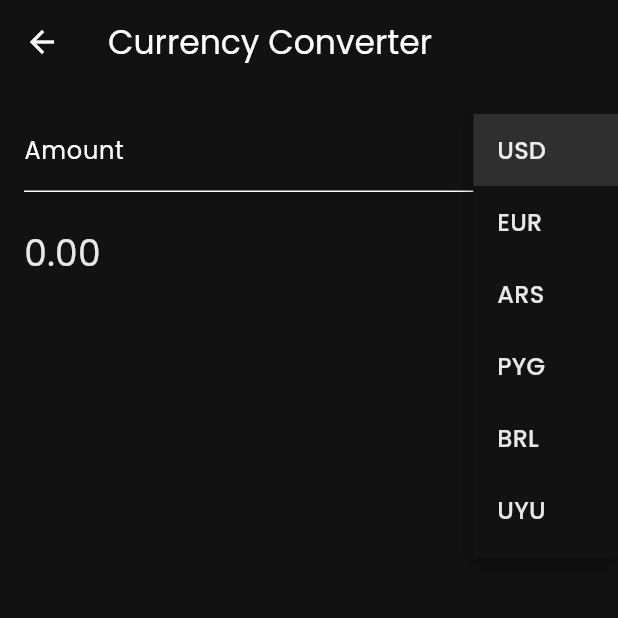
After one commit to madeirabelo/mini_app, a Flutter app: the CurrencyExchangeApp screen opened directly, after a tap on "USD", on a phone screen of 412 x 824 dp, the top half of it. The commit adds this screen. Run offline on Flutter 3.47's test engine with Material 3 defaults, Android fonts, the phone set to English and light mode, and no system bars; our stand-ins replace firebase_auth, firebase_core, flutter_map, google_fonts, google_sign_in, latlong2 and 1 more; accounts and stored records are empty; network calls fail.

Commit message:
Add new currency converter

```diff
--- /dev/null
+++ b/lib/currency_exchange.dart
@@ -0,0 +1,123 @@
+import 'package:flutter/material.dart';
+import 'package:http/http.dart' as http;
+import 'dart:convert';
+
+class CurrencyExchangeApp extends StatefulWidget {
+  @override
+  _CurrencyExchangeAppState createState() => _CurrencyExchangeAppState();
+}
+
+class _CurrencyExchangeAppState extends State<CurrencyExchangeApp> {
+  final List<String> _currencies = ['USD', 'EUR', 'ARS', 'PYG', 'BRL', 'UYU'];
+  String _fromCurrency = 'USD';
+  String _toCurrency = 'EUR';
+  double _rate = 0.0;
+  double _amount = 1.0;
+  double _convertedAmount = 0.0;
+
+  @override
+  void initState() {
+    super.initState();
+    _fetchExchangeRate();
+  }
+
+  Future<void> _fetchExchangeRate() async {
+    try {
+      final response = await http.get(Uri.parse('https://api.exchangerate-api.com/v4/latest/$_fromCurrency'));
+      if (response.statusCode == 200) {
+        final data = json.decode(response.body);
+        setState(() {
+          _rate = data['rates'][_toCurrency];
+          _convert();
+        });
+      } else {
+        throw Exception('Failed to load exchange rate');
+      }
+    } catch (e) {
+      print(e);
+    }
+  }
+
+  void _convert() {
+    setState(() {
+      _convertedAmount = _amount * _rate;
+    });
+  }
+
+  @override
+  Widget build(BuildContext context) {
+    return Scaffold(
+      appBar: AppBar(
+        title: Text('Currency Converter'),
+      ),
+      body: Padding(
+        padding: const EdgeInsets.all(16.0),
+        child: Column(
+          children: <Widget>[
+            Row(
+              children: <Widget>[
+                Expanded(
+                  child: TextField(
+                    keyboardType: TextInputType.number,
+                    decoration: InputDecoration(
+                      labelText: 'Amount',
+                    ),
+                    onChanged: (value) {
+                      setState(() {
+                        _amount = double.tryParse(value) ?? 0.0;
+                        _convert();
+                      });
+                    },
+                  ),
+                ),
+                SizedBox(width: 16.0),
+                DropdownButton<String>(
+                  value: _fromCurrency,
+                  onChanged: (String? newValue) {
+                    setState(() {
+                      _fromCurrency = newValue!;
+                      _fetchExchangeRate();
+                    });
+                  },
+                  items: _currencies.map<DropdownMenuItem<String>>((String value) {
+                    return DropdownMenuItem<String>(
+                      value: value,
+                      child: Text(value),
+                    );
+                  }).toList(),
+                ),
+              ],
+            ),
+            SizedBox(height: 16.0),
+            Row(
+              children: <Widget>[
+                Expanded(
+                  child: Text(
+                    _convertedAmount.toStringAsFixed(2),
+                    style: TextStyle(fontSize: 24.0),
+                  ),
+                ),
+                SizedBox(width: 16.0),
+                DropdownButton<String>(
+                  value: _toCurrency,
+                  onChanged: (String? newValue) {
+                    setState(() {
+                      _toCurrency = newValue!;
+                      _fetchExchangeRate();
+                    });
+                  },
+                  items: _currencies.map<DropdownMenuItem<String>>((String value) {
+                    return DropdownMenuItem<String>(
+                      value: value,
+                      child: Text(value),
+                    );
+                  }).toList(),
+                ),
+              ],
+            ),
+          ],
+        ),
+      ),
+    );
+  }
+}
--- a/lib/main.dart
+++ b/lib/main.dart
@@ -6,7 +6,7 @@ import 'package:firebase_auth/firebase_auth.dart';
 import 'package:firebase_core/firebase_core.dart';
 import 'package:flutter/services.dart';
 import 'package:yaml/yaml.dart';
-import 'currency.dart';
+import 'currency_exchange.dart';
 import 'smvm.dart';
 import 'dart:async';
 import 'maps_page.dart';
@@ -288,7 +288,7 @@ class _HomePageState extends State<HomePage> {
                     onPressed: () {
                       Navigator.push(
                         context,
-                        MaterialPageRoute(builder: (context) => CurrencyApp()),
+                        MaterialPageRoute(builder: (context) => CurrencyExchangeApp()),
                       );
                     },
                   ),
```
